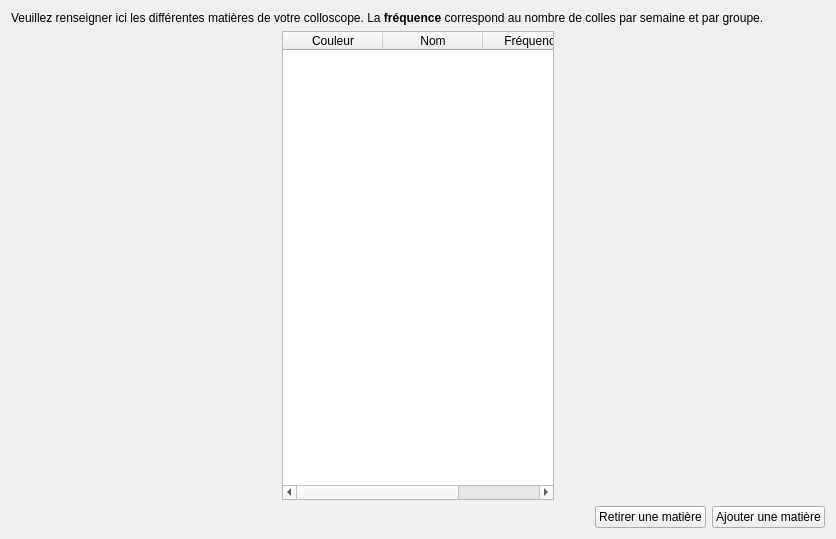
Above: main/SubjectsTab.ui from Blackhol3/kholgen before the change. Below: the same form after it.
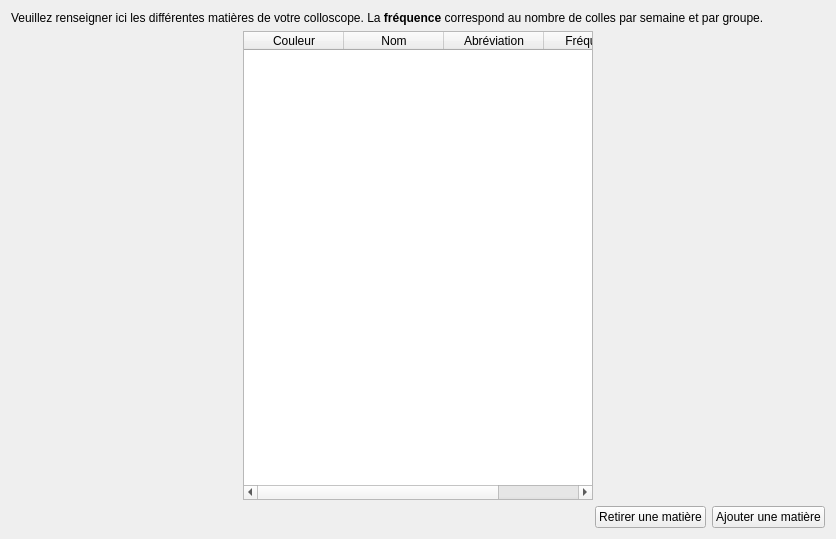
That is the form after the change.

Commit message: Add short names for days and subjects.

Diff of the .ui file:
```diff
--- a/main/SubjectsTab.ui
+++ b/main/SubjectsTab.ui
@@ -47,6 +47,12 @@
      </item>
      <item>
       <widget class="QTableWidget" name="table">
+       <property name="minimumSize">
+        <size>
+         <width>350</width>
+         <height>0</height>
+        </size>
+       </property>
        <attribute name="verticalHeaderVisible">
         <bool>false</bool>
        </attribute>
@@ -60,6 +66,11 @@
          <string>Nom</string>
         </property>
        </column>
+       <column>
+        <property name="text">
+         <string>Abréviation</string>
+        </property>
+       </column>
        <column>
         <property name="text">
          <string>Fréquence</string>
```
The commit also changes 10 other files.
